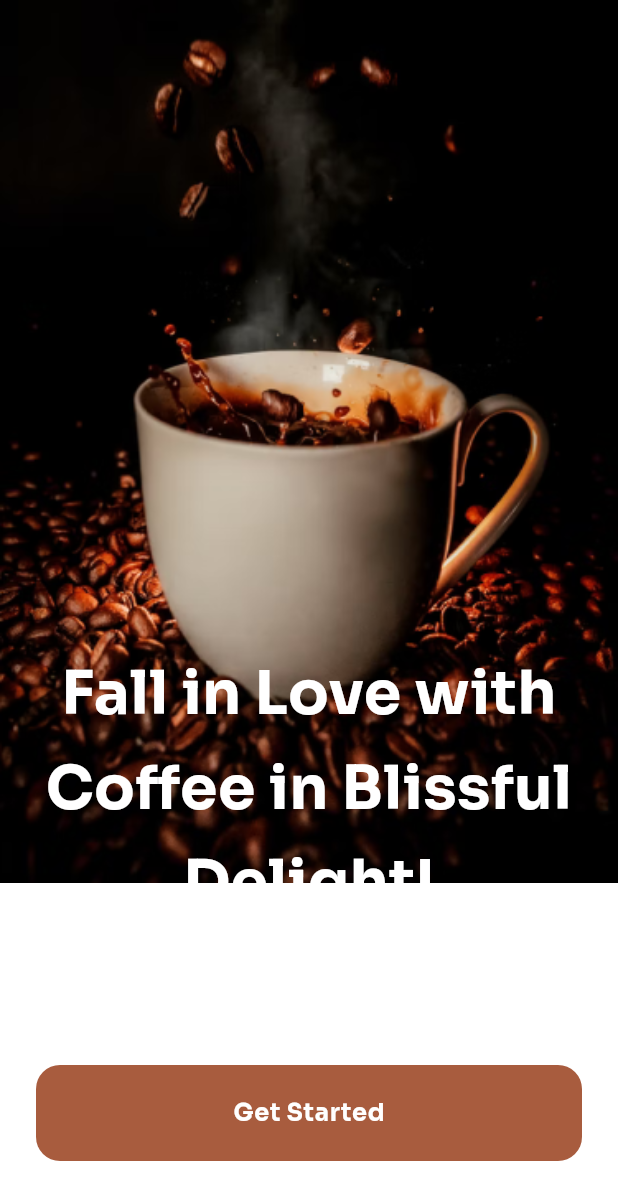
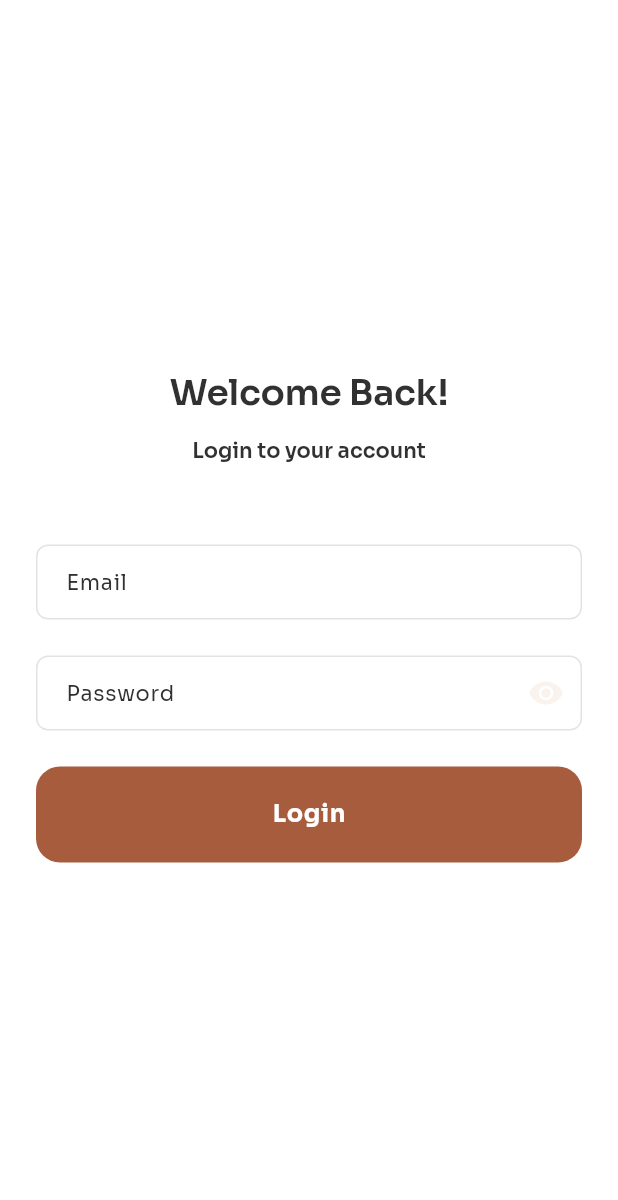
Before and after one commit to Domson12/BeanGo, a Flutter app: the screen it shows after launch, after a tap on "Get Started", on a phone screen of 412 x 824 dp. Shown: the top 1200 px of the screen. Run offline on Flutter 3.47's test engine with Material 3 defaults, Android fonts, the phone set to English and light mode, and no system bars; our stand-ins replace auto_route, cloud_firestore, firebase_auth, firebase_core, flutter_hooks, flutter_riverpod and 3 more; accounts and stored records are empty; generated files the repository leaves out were written again.

Commit message:
basic login UI template

```diff
--- a/assets/l10n/intl_pl.arb
+++ b/assets/l10n/intl_pl.arb
@@ -3,5 +3,10 @@
   "light": "Jasny",
   "onboarding_desc_small": "Welcome to our cozy coffee corner, where every cup is a delightful for you.",
   "onboarding_desc_big": "Fall in Love with Coffee in Blissful Delight!",
-  "get_started": "Get Started"
+  "get_started": "Get Started",
+  "email": "Email",
+  "password": "Password",
+  "login": "Login",
+  "welcome_back": "Welcome Back!",
+  "login_to_your_account": "Login to your account"
 }
--- a/lib/core/navigation/app_router.dart
+++ b/lib/core/navigation/app_router.dart
@@ -1,6 +1,6 @@
 import 'package:auto_route/auto_route.dart';
 import 'package:bean_go/features/onboarding/onboarding_page.dart';
-
+import 'package:bean_go/features/auth/login/login_page.dart';
 part 'app_router.gr.dart';
 
 @AutoRouterConfig(
@@ -11,5 +11,6 @@ class AppRouter extends RootStackRouter {
   @override
   List<AutoRoute> get routes => [
     AutoRoute(page: OnboardingRoute.page, initial: true),
+    AutoRoute(page: LoginRoute.page),
   ];
 }
--- /dev/null
+++ b/lib/core/widgets/custom_text_form_field.dart
@@ -0,0 +1,142 @@
+import 'package:flutter/material.dart';
+import 'package:flutter/scheduler.dart';
+import 'package:flutter/services.dart';
+import 'package:flutter_hooks/flutter_hooks.dart';
+
+import '../utils/extensions.dart';
+import 'obscure_input_widget.dart';
+
+class CustomTextFormField extends HookWidget {
+  const CustomTextFormField({
+    required this.controller,
+    this.hint,
+    this.validator,
+    this.obscureText = false,
+    this.enabled = true,
+    this.required = false,
+    this.autovalidateMode = AutovalidateMode.onUserInteraction,
+    this.textCapitalization = TextCapitalization.sentences,
+    this.focusNode,
+    this.onChanged,
+    this.prefix,
+    this.suffix,
+    this.maxLines = 1,
+    this.buildCounter = false,
+    this.maxLength,
+    super.key,
+  });
+
+  final String? hint;
+  final TextEditingController controller;
+  final FormFieldValidator<String?>? validator;
+  final bool obscureText;
+  final bool enabled;
+  final AutovalidateMode autovalidateMode;
+  final bool required;
+  final FocusNode? focusNode;
+  final void Function(String)? onChanged;
+  final Widget? prefix;
+  final Widget? suffix;
+  final int? maxLines;
+  final int? maxLength;
+  final TextCapitalization textCapitalization;
+  final bool buildCounter;
+
+  @override
+  Widget build(BuildContext context) {
+    final hasError = useState(false);
+    final obscureTextState = useState(obscureText);
+    final key = useMemoized(GlobalKey<State<TextField>>.new);
+    final focusNode = this.focusNode ?? useMemoized<FocusNode>(FocusNode.new);
+
+    String? hintText;
+    if (hint != null) {
+      hintText = '$hint${required ? '*' : ''}';
+    }
+
+    Widget? prefixIcon;
+    if (prefix != null) {
+      prefixIcon = Padding(
+        padding: const EdgeInsets.only(left: 8),
+        child: prefix,
+      );
+    }
+
+    useEffect(
+          () {
+        focusNode.addListener(() {
+          if (focusNode.hasFocus) {
+            Future.delayed(const Duration(milliseconds: 400), () {
+              Scrollable.ensureVisible(
+                key.currentContext ?? context,
+                duration: const Duration(milliseconds: 300),
+                curve: Curves.easeInOut,
+                alignmentPolicy: ScrollPositionAlignmentPolicy.keepVisibleAtEnd,
+              );
+            });
+          }
+        });
+
+        return null;
+      },
+      [focusNode],
+    );
+
+    return TextFormField(
+      focusNode: focusNode,
+      textCapitalization: textCapitalization,
+      style: context.textTheme.labelMedium?.copyWith(
+        height: 1.2,
+        fontWeight: FontWeight.w400,
+      ),
+      onChanged: onChanged,
+      enabled: enabled,
+      controller: controller,
+      maxLines: maxLines,
+      maxLength: maxLength,
+      maxLengthEnforcement: MaxLengthEnforcement.enforced,
+      decoration: InputDecoration(
+        hintText: hintText,
+        prefixIcon: prefixIcon,
+        prefixIconConstraints: BoxConstraints.tight(const Size(44, 24)),
+        suffixIcon: suffix ??
+            (obscureText
+                ? ObscureInputWidget(obscureTextState: obscureTextState)
+                : null),
+        fillColor: hasError.value ? context.colors.errorMain : null,
+      ),
+      buildCounter: (
+          context, {
+            required currentLength,
+            required isFocused,
+            maxLength,
+          }) {
+        if (buildCounter) {
+          return Text(
+            '$currentLength/$maxLength',
+            style: context.textTheme.labelSmall?.copyWith(
+              color: context.colors.backgroundPrimary,
+            ),
+          );
+        }
+
+        return null;
+      },
+      validator: (v) {
+        final error = validator?.call(v);
+
+        SchedulerBinding.instance.addPostFrameCallback((_) {
+          hasError.value = error != null;
+        });
+
+        return error;
+      },
+      obscureText: obscureTextState.value,
+      autovalidateMode: !enabled ? AutovalidateMode.disabled : autovalidateMode,
+      readOnly: !enabled,
+      onTapOutside: (event) {
+        FocusManager.instance.primaryFocus?.unfocus();
+      },
+    );
+  }
+}
--- /dev/null
+++ b/lib/core/widgets/obscure_input_widget.dart
@@ -0,0 +1,26 @@
+import 'package:flutter/material.dart';
+
+import '../utils/extensions.dart';
+
+class ObscureInputWidget extends StatelessWidget {
+  const ObscureInputWidget({
+    required this.obscureTextState,
+    super.key,
+  });
+
+  final ValueNotifier<bool> obscureTextState;
+
+  @override
+  Widget build(BuildContext context) {
+    return IconButton(
+      icon: Icon(
+        obscureTextState.value ? Icons.visibility : Icons.visibility_off,
+        color: context.colors.background,
+        size: 24,
+      ),
+      onPressed: () {
+        obscureTextState.value = !obscureTextState.value;
+      },
+    );
+  }
+}
--- /dev/null
+++ b/lib/features/auth/login/login_page.dart
@@ -0,0 +1,34 @@
+import "package:auto_route/annotations.dart";
+import "package:bean_go/core/utils/extensions.dart";
+import "package:bean_go/features/auth/login/widgets/login_form.dart";
+import "package:flutter/material.dart";
+
+@RoutePage()
+class LoginPage extends StatelessWidget {
+  const LoginPage({super.key});
+
+  @override
+  Widget build(BuildContext context) {
+    return Scaffold(
+      body: Padding(
+        padding: const EdgeInsets.symmetric(horizontal: 24),
+        child: Column(
+          mainAxisAlignment: MainAxisAlignment.center,
+          children: [
+            Text(
+              context.s.welcome_back,
+              style: context.textTheme.displayLarge,
+            ),
+            const SizedBox(height: 16),
+            Text(
+              context.s.login_to_your_account,
+              style: context.textTheme.displaySmall,
+            ),
+            const SizedBox(height: 54),
+            LoginForm(),
+          ],
+        ),
+      ),
+    );
+  }
+}
--- /dev/null
+++ b/lib/features/auth/login/widgets/login_form.dart
@@ -0,0 +1,39 @@
+import 'package:bean_go/core/utils/extensions.dart';
+import 'package:bean_go/core/widgets/bean_go_button.dart';
+import 'package:bean_go/core/widgets/custom_text_form_field.dart';
+import 'package:flutter/material.dart';
+import 'package:flutter_hooks/flutter_hooks.dart';
+import 'package:hooks_riverpod/hooks_riverpod.dart';
+
+class LoginForm extends HookConsumerWidget {
+  const LoginForm({super.key});
+
+  @override
+  Widget build(BuildContext context, WidgetRef ref) {
+    final formKey = useMemoized(GlobalKey<FormState>.new);
+    final emailController = useTextEditingController();
+    final passwordController = useTextEditingController();
+
+    return Form(
+      key: formKey,
+      child: Column(
+        children: [
+          CustomTextFormField(controller: emailController, hint: context.s.email),
+          SizedBox(height: 24),
+          CustomTextFormField(
+            controller: passwordController,
+            obscureText: true,
+            hint: context.s.password,
+          ),
+          SizedBox(height: 24),
+          SizedBox(
+            width: double.maxFinite,
+            child: BeanGoButton(text: context.s.login, onPressed:() {
+              //TODO: Implement login
+            }),
+          ),
+        ],
+      ),
+    );
+  }
+}
--- a/lib/features/onboarding/onboarding_page.dart
+++ b/lib/features/onboarding/onboarding_page.dart
@@ -1,4 +1,6 @@
 import 'package:auto_route/annotations.dart';
+import 'package:auto_route/auto_route.dart';
+import 'package:bean_go/core/navigation/app_router.dart';
 import 'package:bean_go/core/utils/extensions.dart';
 import 'package:bean_go/core/widgets/bean_go_button.dart';
 import 'package:flutter/material.dart';
@@ -63,7 +65,7 @@ class OnboardingPage extends StatelessWidget {
                     child: BeanGoButton(
                       text: context.s.get_started,
                       onPressed: () {
-                        //TODO: navigate to next page
+                        context.router.push(const LoginRoute());
                       },
                     ),
                   ),
--- a/lib/gen/intl/messages_pl.dart
+++ b/lib/gen/intl/messages_pl.dart
@@ -22,11 +22,17 @@ class MessageLookup extends MessageLookupByLibrary {
 
   final messages = _notInlinedMessages(_notInlinedMessages);
   static Map<String, Function> _notInlinedMessages(_) => <String, Function>{
+        "email": MessageLookupByLibrary.simpleMessage("Email"),
         "get_started": MessageLookupByLibrary.simpleMessage("Get Started"),
         "light": MessageLookupByLibrary.simpleMessage("Jasny"),
+        "login": MessageLookupByLibrary.simpleMessage("Login"),
+        "login_to_your_account":
+            MessageLookupByLibrary.simpleMessage("Login to your account"),
         "onboarding_desc_big": MessageLookupByLibrary.simpleMessage(
             "Fall in Love with Coffee in Blissful Delight!"),
         "onboarding_desc_small": MessageLookupByLibrary.simpleMessage(
-            "Welcome to our cozy coffee corner, where every cup is a delightful for you.")
+            "Welcome to our cozy coffee corner, where every cup is a delightful for you."),
+        "password": MessageLookupByLibrary.simpleMessage("Password"),
+        "welcome_back": MessageLookupByLibrary.simpleMessage("Welcome Back!")
       };
 }
--- a/lib/gen/l10n.dart
+++ b/lib/gen/l10n.dart
@@ -89,6 +89,56 @@ class S {
       args: [],
     );
   }
+
+  /// `Email`
+  String get email {
+    return Intl.message(
+      'Email',
+      name: 'email',
+      desc: '',
+      args: [],
+    );
+  }
+
+  /// `Password`
+  String get password {
+    return Intl.message(
+      'Password',
+      name: 'password',
+      desc: '',
+      args: [],
+    );
+  }
+
+  /// `Login`
+  String get login {
+    return Intl.message(
+      'Login',
+      name: 'login',
+      desc: '',
+      args: [],
+    );
+  }
+
+  /// `Welcome Back!`
+  String get welcome_back {
+    return Intl.message(
+      'Welcome Back!',
+      name: 'welcome_back',
+      desc: '',
+      args: [],
+    );
+  }
+
+  /// `Login to your account`
+  String get login_to_your_account {
+    return Intl.message(
+      'Login to your account',
+      name: 'login_to_your_account',
+      desc: '',
+      args: [],
+    );
+  }
 }
 
 class AppLocalizationDelegate extends LocalizationsDelegate<S> {
--- a/pubspec.yaml
+++ b/pubspec.yaml
@@ -44,6 +44,8 @@ dependencies:
   webview_flutter: ^4.7.0
   rxdart: ^0.28.0
   infinite_scroll_pagination: ^4.0.0
+  flutter_hooks: ^0.20.5
+  hooks_riverpod: ^2.6.1
 
 
 dev_dependencies:
```
Also changed, not shown: lib/core/navigation/app_router.gr.dart, pubspec.lock.
